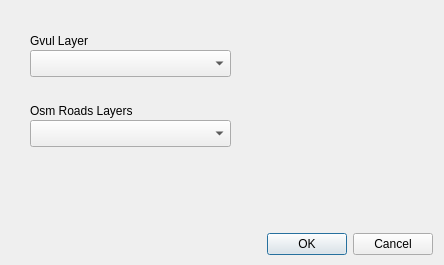
Above: walkability_calc_dialog_base.ui from guym0r/walkability_calc_qgis before the change. Below: the same form after it.
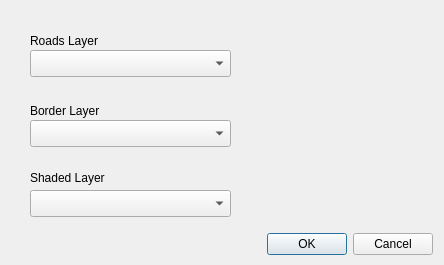
That is the form after the change. Custom widgets are drawn as their Qt base class.

Patch:
```diff
--- a/walkability_calc_dialog_base.ui
+++ b/walkability_calc_dialog_base.ui
@@ -33,7 +33,7 @@
     </rect>
    </property>
    <property name="text">
-    <string>Gvul Layer</string>
+    <string>Roads Layer</string>
    </property>
   </widget>
   <widget class="QDialogButtonBox" name="button_box">
@@ -59,7 +59,7 @@
     </rect>
    </property>
    <property name="text">
-    <string>Osm Roads Layers</string>
+    <string>Border Layer</string>
    </property>
   </widget>
   <widget class="QgsMapLayerComboBox" name="comboBoxOsmRoadsLayer">
@@ -72,6 +72,29 @@
     </rect>
    </property>
   </widget>
+  <widget class="QLabel" name="label_3">
+   <property name="geometry">
+    <rect>
+     <x>30</x>
+     <y>170</y>
+     <width>201</width>
+     <height>16</height>
+    </rect>
+   </property>
+   <property name="text">
+    <string>Shaded Layer</string>
+   </property>
+  </widget>
+  <widget class="QgsMapLayerComboBox" name="comboBoxShadedLayer">
+   <property name="geometry">
+    <rect>
+     <x>30</x>
+     <y>190</y>
+     <width>201</width>
+     <height>27</height>
+    </rect>
+   </property>
+  </widget>
  </widget>
  <customwidgets>
   <customwidget>
```
Left out of the diff: 4 changed lines with no effect on the pictures.
